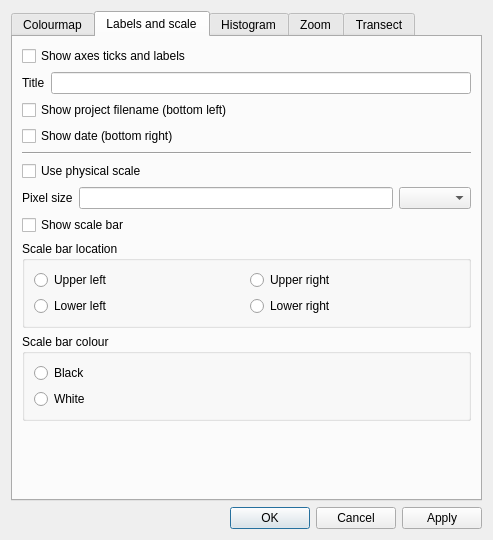
Old version of the form src/resources/ui_display_options_dialog.ui in the repository ianthomas23/QACD-quack.
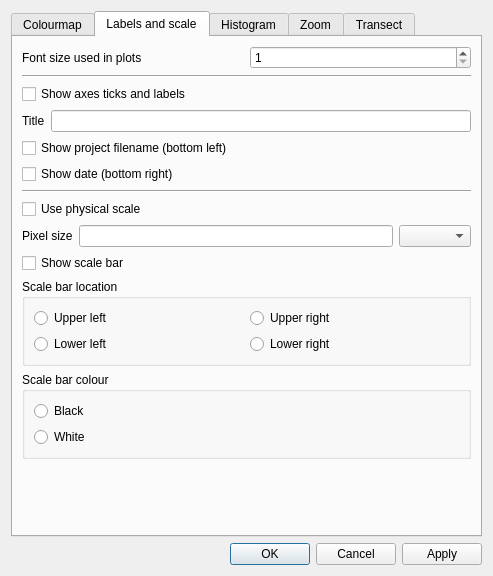
New version of the form. The open tabs and pages were chosen to show the change.

Commit message: Added option for font size used in plots

```diff
--- a/src/resources/ui_display_options_dialog.ui
+++ b/src/resources/ui_display_options_dialog.ui
@@ -7,7 +7,7 @@
     <x>0</x>
     <y>0</y>
     <width>493</width>
-    <height>537</height>
+    <height>576</height>
    </rect>
   </property>
   <property name="windowTitle">
@@ -58,7 +58,38 @@
       <attribute name="title">
        <string>Labels and scale</string>
       </attribute>
-      <layout class="QVBoxLayout" name="verticalLayout_2" stretch="0,0,0,0,0,0,0,0,0,0,0">
+      <layout class="QVBoxLayout" name="verticalLayout_2" stretch="0,0,0,0,0,0,0,0,0,0,0,0,0">
+       <item>
+        <layout class="QHBoxLayout" name="horizontalLayout_2a">
+         <item>
+          <widget class="QLabel" name="labela">
+           <property name="text">
+            <string>Font size used in plots</string>
+           </property>
+          </widget>
+         </item>
+         <item>
+          <widget class="QSpinBox" name="fontSizeSpinBox">
+           <property name="minimum">
+            <number>1</number>
+           </property>
+           <property name="maximum">
+            <number>30</number>
+           </property>
+          </widget>
+         </item>
+        </layout>
+       </item>
+       <item>
+        <widget class="Line" name="line0">
+         <property name="lineWidth">
+          <number>1</number>
+         </property>
+         <property name="orientation">
+          <enum>Qt::Horizontal</enum>
+         </property>
+        </widget>
+       </item>
        <item>
         <widget class="QCheckBox" name="showTicksAndLabelsCheckBox">
          <property name="text">
```
Left out of the diff: 2 changed lines with no effect on the pictures. The commit also changes 5 other files.
